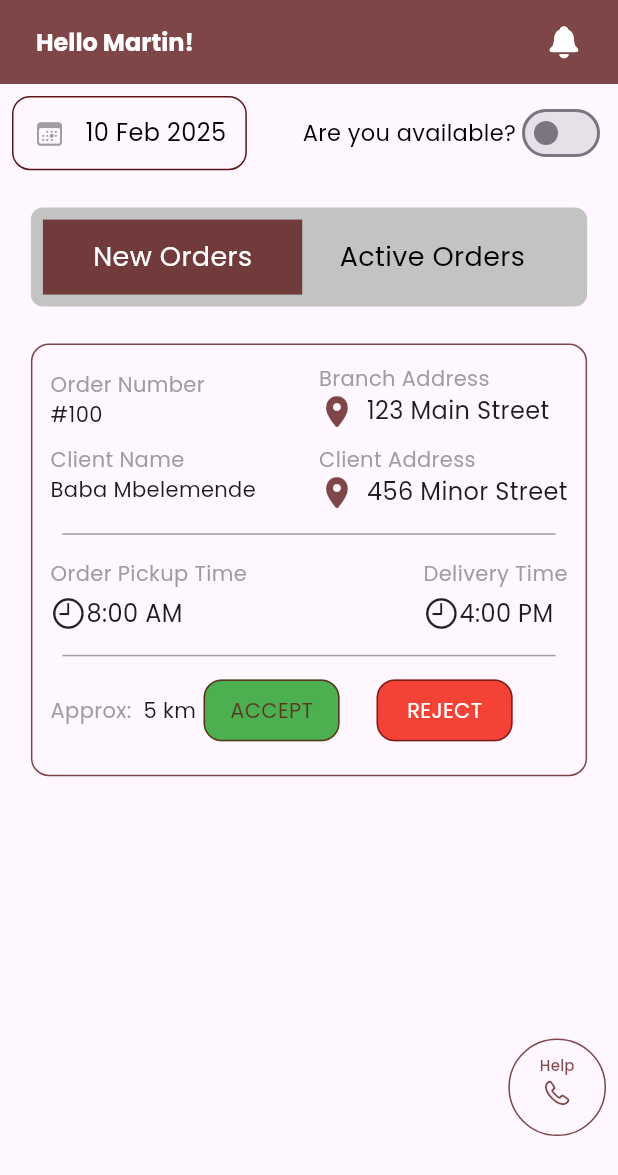
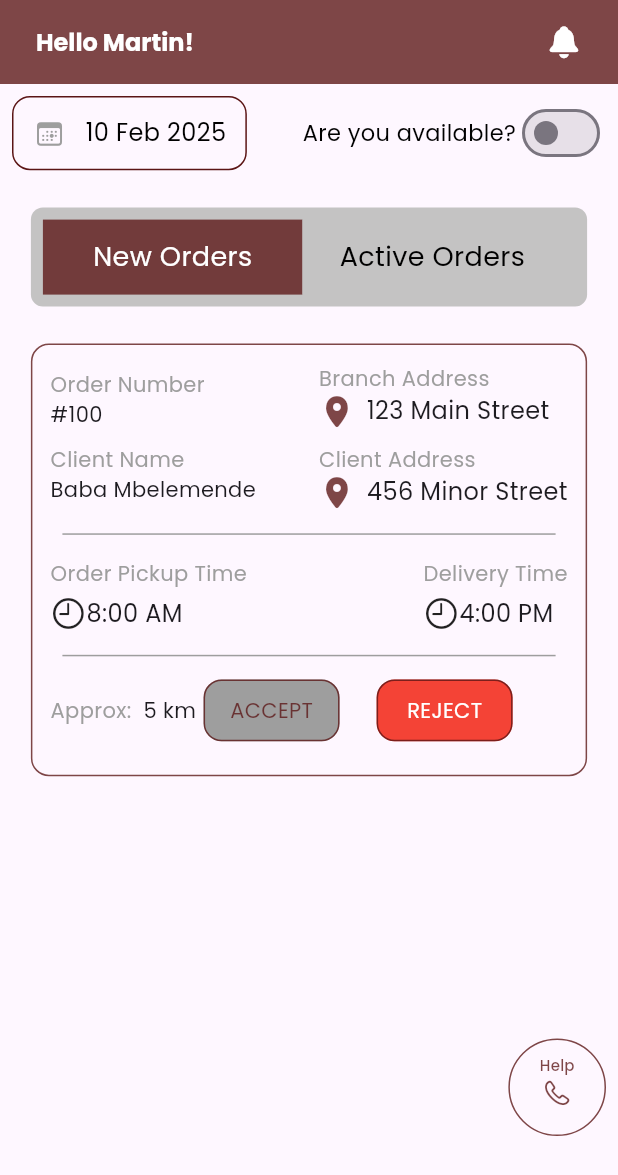
Before and after one commit to JohnGastone/Delivery-Pal, a Flutter app: the HomePage screen opened directly, on a phone screen of 412 x 824 dp. Shown: the top 1175 px of the screen. Run offline on Flutter 3.47's test engine with Material 3 defaults, Android fonts, the phone set to English and light mode, and no system bars; our stand-ins replace google_fonts.

Commit message:
fix: Update DistanceAndActions color based on availability status

```diff
--- a/lib/Delivery/HomePage.dart
+++ b/lib/Delivery/HomePage.dart
@@ -537,7 +537,7 @@ class DistanceAndActions extends StatelessWidget {
                   height: screenHeight * 0.05,
                   width: screenWidth * 0.22,
                   decoration: BoxDecoration(
-                      color: Colors.green,
+                      color: isAvailable ? Colors.green : Colors.grey,
                       borderRadius: const BorderRadius.all(Radius.circular(12)),
                       border: Border.all(
                           width: 1,
```
